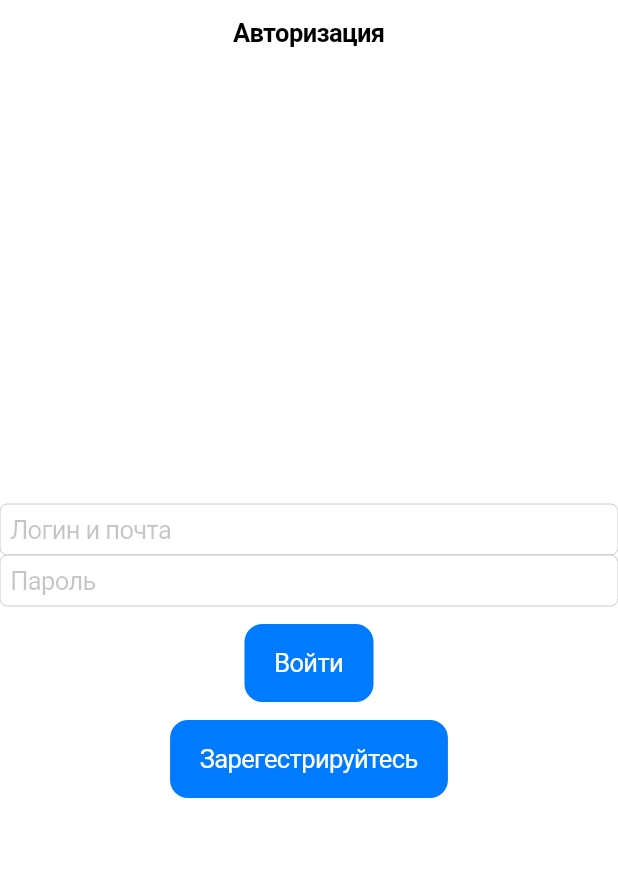
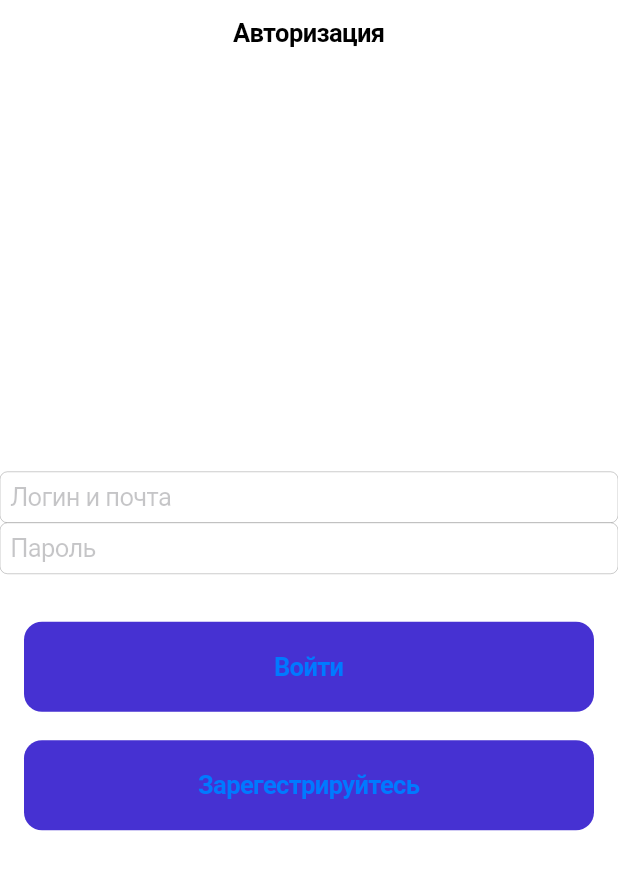
Before and after one commit to AlimAidar/Alim, a Flutter app: the screen it shows after launch, on a phone screen of 412 x 824 dp. Shown: the top 870 px of the screen. Run offline on Flutter 3.47's test engine with Material 2 defaults, Android fonts, the phone set to English and light mode, and no system bars.

Commit message:
поменял стиль кнопок

```diff
--- a/lib/scr/screens/auth_screeen.dart
+++ b/lib/scr/screens/auth_screeen.dart
@@ -12,6 +12,7 @@ class AuthScreen extends StatelessWidget {
       child: SafeArea(
         child: Column(
           mainAxisAlignment: MainAxisAlignment.center,
+          crossAxisAlignment: CrossAxisAlignment.stretch,
           children: [
             CupertinoTextField(
               placeholder: 'Логин и почта',
@@ -19,14 +20,27 @@ class AuthScreen extends StatelessWidget {
             CupertinoTextField(
               placeholder: 'Пароль',
             ),
-            SizedBox(height: 12.0),
-            CupertinoButton.filled(
-              child: Text('Войти'),
-              onPressed: () {},
+            SizedBox(height: 32.0),
+            Padding(
+              padding: const EdgeInsets.symmetric(horizontal: 16),
+              child: CupertinoButton(
+                padding: const EdgeInsets.symmetric(vertical: 20),
+                color: Color(0xFF4631D2),
+                child: Text('Войти',
+                    style: TextStyle(fontWeight: FontWeight.bold)),
+                onPressed: () {},
+              ),
             ),
-            SizedBox(height: 12.0),
-            CupertinoButton.filled(
-                child: Text('Зарегестрируйтесь'), onPressed: () {}),
+            SizedBox(height: 19.0),
+            Padding(
+              padding: const EdgeInsets.symmetric(horizontal: 16),
+              child: CupertinoButton(
+                  padding: EdgeInsets.symmetric(vertical: 20),
+                  color: Color(0xFF4631D2),
+                  child: Text('Зарегестрируйтесь',
+                      style: TextStyle(fontWeight: FontWeight.bold)),
+                  onPressed: () {}),
+            ),
           ],
         ),
       ),
```
